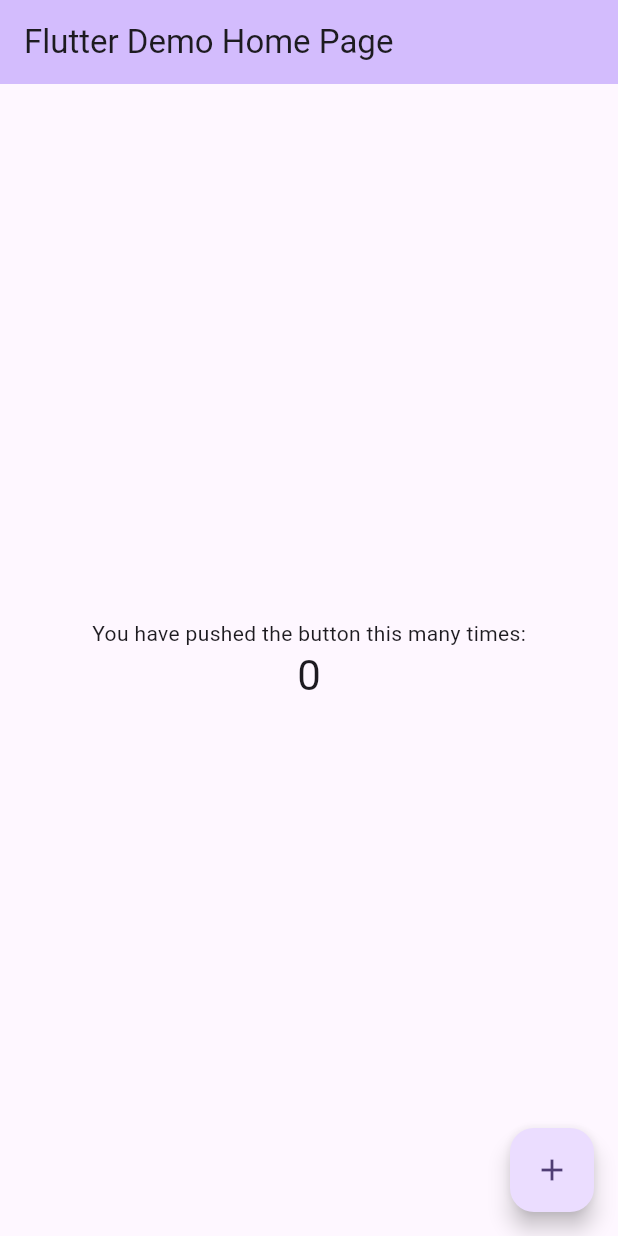
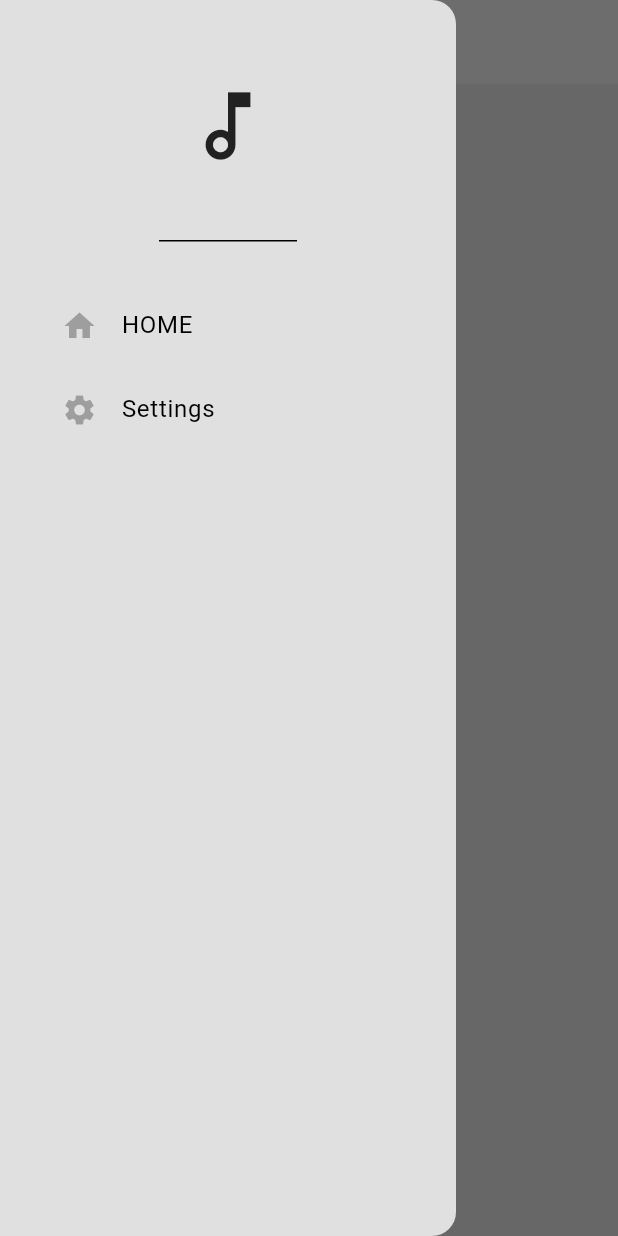
Before and after one commit to shahzeb2002/Music-Player, a Flutter app: the screen it shows after launch, with the side drawer open (before the commit the screen has no drawer), on a phone screen of 412 x 824 dp. Run offline on Flutter 3.47's test engine with Material 3 defaults, Android fonts, the light colour scheme and no system bars.

Commit message:
theme provider

```diff
--- /dev/null
+++ b/lib/components/my_drawer.dart
@@ -0,0 +1,46 @@
+import 'package:flutter/material.dart';
+import 'package:musicplayer/pages/settings_page.dart';
+
+class MyDrawer extends StatelessWidget {
+  const MyDrawer({super.key});
+
+  @override
+  Widget build(BuildContext context) {
+    return Drawer(
+      backgroundColor: Theme.of(context).colorScheme.background,
+      child: Column(
+        children: [
+          DrawerHeader(child:
+          Icon(Icons.music_note_outlined,
+            size: 60,
+            color:Theme.of(context).colorScheme.inversePrimary ,)
+          ),
+
+          Padding(
+            padding: const EdgeInsets.only(left: 25.0,top: 20),
+            child: ListTile(
+              title: Text('HOME'),
+              leading: Icon(Icons.home,color: Theme.of(context).colorScheme.primary,),
+              onTap: () {
+                Navigator.pop(context);
+
+              },
+            ),
+          ),
+          Padding(
+            padding: const EdgeInsets.only(left: 25.0,top: 0),
+            child: ListTile(
+              title: Text('Settings'),
+              leading: Icon(Icons.settings,color: Theme.of(context).colorScheme.primary,),
+              onTap: () {
+                Navigator.pop(context);
+                Navigator.push(context, MaterialPageRoute(builder: (context)=>SettingsPage()));
+
+              },
+            ),
+          )
+        ],
+      ),
+    );
+  }
+}
--- a/lib/main.dart
+++ b/lib/main.dart
@@ -1,7 +1,19 @@
 import 'package:flutter/material.dart';
+import 'package:musicplayer/pages/home_page.dart';
+import 'package:musicplayer/themes/light_mode.dart';
+import 'package:flutter/foundation.dart';
+import 'package:musicplayer/themes/theme_provider.dart';
+import 'package:provider/provider.dart';
+
 
 void main() {
-  runApp(const MyApp());
+  runApp(
+    ChangeNotifierProvider(
+        create: (context)=>ThemeProvider(),
+    child: const MyApp(),
+    ),
+  );
+
 }
 
 class MyApp extends StatelessWidget {
@@ -11,112 +23,10 @@ class MyApp extends StatelessWidget {
   @override
   Widget build(BuildContext context) {
     return MaterialApp(
-      title: 'Flutter Demo',
-      theme: ThemeData(
-        // This is the theme of your application.
-        //
-        // TRY THIS: Try running your application with "flutter run". You'll see
-        // the application has a purple toolbar. Then, without quitting the app,
-        // try changing the seedColor in the colorScheme below to Colors.green
-        // and then invoke "hot reload" (save your changes or press the "hot
-        // reload" button in a Flutter-supported IDE, or press "r" if you used
-        // the command line to start the app).
-        //
-        // Notice that the counter didn't reset back to zero; the application
-        // state is not lost during the reload. To reset the state, use hot
-        // restart instead.
-        //
-        // This works for code too, not just values: Most code changes can be
-        // tested with just a hot reload.
-        colorScheme: ColorScheme.fromSeed(seedColor: Colors.deepPurple),
-      ),
-      home: const MyHomePage(title: 'Flutter Demo Home Page'),
+      debugShowCheckedModeBanner: false,
+
+      home:  HomePage(),
+      theme: Provider.of<ThemeProvider>(context).themeData,
     );
   }
 }
-
-class MyHomePage extends StatefulWidget {
-  const MyHomePage({super.key, required this.title});
-
-  // This widget is the home page of your application. It is stateful, meaning
-  // that it has a State object (defined below) that contains fields that affect
-  // how it looks.
-
-  // This class is the configuration for the state. It holds the values (in this
-  // case the title) provided by the parent (in this case the App widget) and
-  // used by the build method of the State. Fields in a Widget subclass are
-  // always marked "final".
-
-  final String title;
-
-  @override
-  State<MyHomePage> createState() => _MyHomePageState();
-}
-
-class _MyHomePageState extends State<MyHomePage> {
-  int _counter = 0;
-
-  void _incrementCounter() {
-    setState(() {
-      // This call to setState tells the Flutter framework that something has
-      // changed in this State, which causes it to rerun the build method below
-      // so that the display can reflect the updated values. If we changed
-      // _counter without calling setState(), then the build method would not be
-      // called again, and so nothing would appear to happen.
-      _counter++;
-    });
-  }
-
-  @override
-  Widget build(BuildContext context) {
-    // This method is rerun every time setState is called, for instance as done
-    // by the _incrementCounter method above.
-    //
-    // The Flutter framework has been optimized to make rerunning build methods
-    // fast, so that you can just rebuild anything that needs updating rather
-    // than having to individually change instances of widgets.
-    return Scaffold(
-      appBar: AppBar(
-        // TRY THIS: Try changing the color here to a specific color (to
-        // Colors.amber, perhaps?) and trigger a hot reload to see the AppBar
-        // change color while the other colors stay the same.
-        backgroundColor: Theme.of(context).colorScheme.inversePrimary,
-        // Here we take the value from the MyHomePage object that was created by
-        // the App.build method, and use it to set our appbar title.
-        title: Text(widget.title),
-      ),
-      body: Center(
-        // Center is a layout widget. It takes a single child and positions it
-        // in the middle of the parent.
-        child: Column(
-          // Column is also a layout widget. It takes a list of children and
-          // arranges them vertically. By default, it sizes itself to fit its
-          // children horizontally, and tries to be as tall as its parent.
-          //
-          // Column has various properties to control how it sizes itself and
-          // how it positions its children. Here we use mainAxisAlignment to
-          // center the children vertically; the main axis here is the vertical
-          // axis because Columns are vertical (the cross axis would be
-          // horizontal).
-          //
-          // TRY THIS: Invoke "debug painting" (choose the "Toggle Debug Paint"
-          // action in the IDE, or press "p" in the console), to see the
-          // wireframe for each widget.
-          mainAxisAlignment: MainAxisAlignment.center,
-          children: <Widget>[
-            const Text('You have pushed the button this many times:'),
-            Text(
-              '$_counter',
-              style: Theme.of(context).textTheme.headlineMedium,
-            ),
-          ],
-        ),
-      ),
-      floatingActionButton: FloatingActionButton(
-        onPressed: _incrementCounter,
-        tooltip: 'Increment',
-        child: const Icon(Icons.add),
-      ), // This trailing comma makes auto-formatting nicer for build methods.
-    );
-  }
-}
--- /dev/null
+++ b/lib/pages/home_page.dart
@@ -0,0 +1,25 @@
+import 'package:flutter/material.dart';
+import 'package:musicplayer/components/my_drawer.dart';
+
+class HomePage extends StatefulWidget {
+  const HomePage({super.key});
+
+  @override
+  State<HomePage> createState() => _HomePageState();
+}
+
+class _HomePageState extends State<HomePage> {
+  @override
+  Widget build(BuildContext context) {
+    return Scaffold(
+      backgroundColor: Theme.of(context).colorScheme.background,
+      appBar: AppBar(
+        title: Text('Music Player'),
+        centerTitle: true,
+        backgroundColor: Theme.of(context).colorScheme.secondary,
+
+      ),
+      drawer: MyDrawer(),
+    );
+  }
+}
--- /dev/null
+++ b/lib/themes/dark_mode.dart
@@ -0,0 +1,10 @@
+import 'package:flutter/material.dart';
+
+ThemeData darkMode=ThemeData(
+  colorScheme: ColorScheme.dark(
+      background: Colors.grey.shade900,
+      primary: Colors.grey.shade600,
+      secondary: Colors.grey.shade800,
+      inversePrimary: Colors.grey.shade300
+  ),
+);
--- /dev/null
+++ b/lib/themes/light_mode.dart
@@ -0,0 +1,10 @@
+import 'package:flutter/material.dart';
+
+ThemeData lightMode=ThemeData(
+  colorScheme: ColorScheme.light(
+    background: Colors.grey.shade300,
+    primary: Colors.grey.shade500,
+    secondary: Colors.grey.shade200,
+    inversePrimary: Colors.grey.shade900
+  ),
+);
--- /dev/null
+++ b/lib/themes/theme_provider.dart
@@ -0,0 +1,34 @@
+import 'package:flutter/material.dart';
+import 'package:musicplayer/themes/dark_mode.dart';
+import 'package:musicplayer/themes/light_mode.dart';
+
+class ThemeProvider extends ChangeNotifier {
+  //initially light
+  ThemeData _themeData =lightMode;
+
+  //get theme
+  ThemeData get themeData => _themeData;
+
+  //is dark mode
+  bool get isDarkMode => _themeData == darkMode;
+
+  //set theme
+  set themeData(ThemeData themeData){
+    _themeData=themeData;
+    notifyListeners();
+  }
+
+  //toggle theme
+
+  void toggleTheme(){
+    if(_themeData==lightMode){
+      themeData=darkMode;
+    }else{
+      themeData=lightMode;
+    }
+  }
+
+
+
+
+}
--- a/pubspec.yaml
+++ b/pubspec.yaml
@@ -34,6 +34,7 @@ dependencies:
   # The following adds the Cupertino Icons font to your application.
   # Use with the CupertinoIcons class for iOS style icons.
   cupertino_icons: ^1.0.8
+  provider:
 
 dev_dependencies:
   flutter_test:
```
Also changed, not shown: lib/pages/settings_page.dart (added, +39 -0 lines), pubspec.lock.
